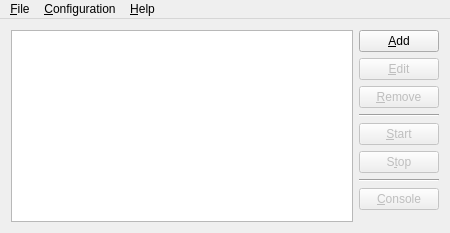
martin-kudlicka/crypto-miner, file source/mainwindow.ui: the form before one commit.
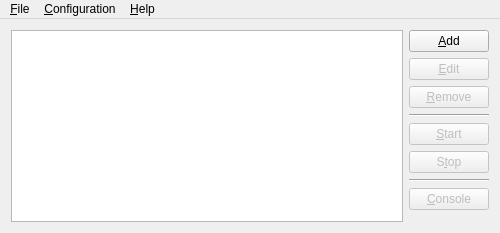
The form after the commit. Icons and pictures are not drawn.

Commit message: * width increased to 500

Diff of the .ui file:
```diff
--- a/source/mainwindow.ui
+++ b/source/mainwindow.ui
@@ -6,7 +6,7 @@
    <rect>
     <x>0</x>
     <y>0</y>
-    <width>450</width>
+    <width>500</width>
     <height>233</height>
    </rect>
   </property>
@@ -127,7 +127,7 @@
     <rect>
      <x>0</x>
      <y>0</y>
-     <width>450</width>
+     <width>500</width>
      <height>21</height>
     </rect>
    </property>
```
